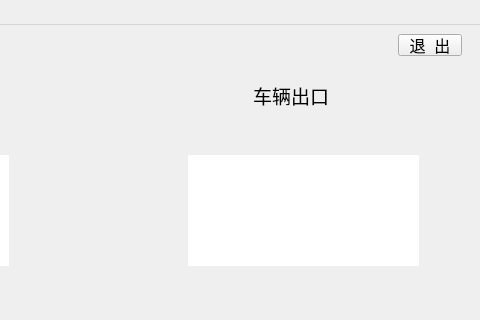
Old version of the form view/pure_ui/home_ui.ui in the repository Apoiuty/AutoParkingLot; both pictures show x 322 to 802 and y 0 to 320 of the 802 by 607 pixel window.
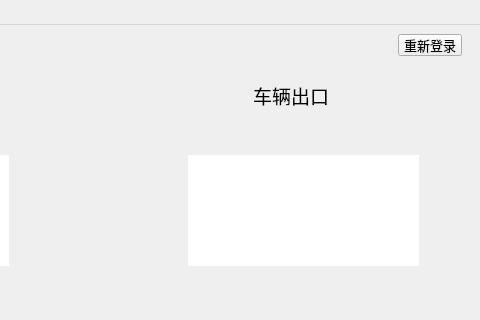
New version of the form.

Diff of the .ui file:
```diff
--- a/view/pure_ui/home_ui.ui
+++ b/view/pure_ui/home_ui.ui
@@ -64,11 +64,11 @@
     <property name="font">
      <font>
       <family>Arial</family>
-      <pointsize>12</pointsize>
+      <pointsize>10</pointsize>
      </font>
     </property>
     <property name="text">
-     <string>退  出</string>
+     <string>重新登录</string>
     </property>
    </widget>
    <widget class="QLabel" name="label_3">
```
Left out of the diff: 8 changed lines with no effect on the pictures. Lines whose indentation alone changed are shown as unchanged.
